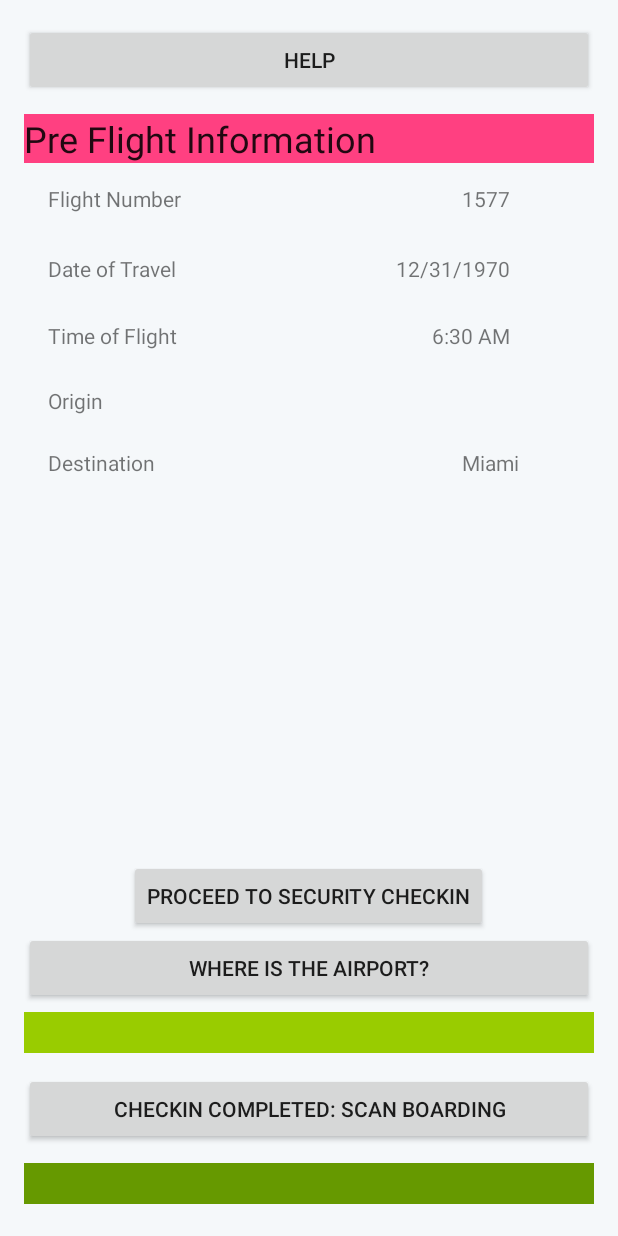
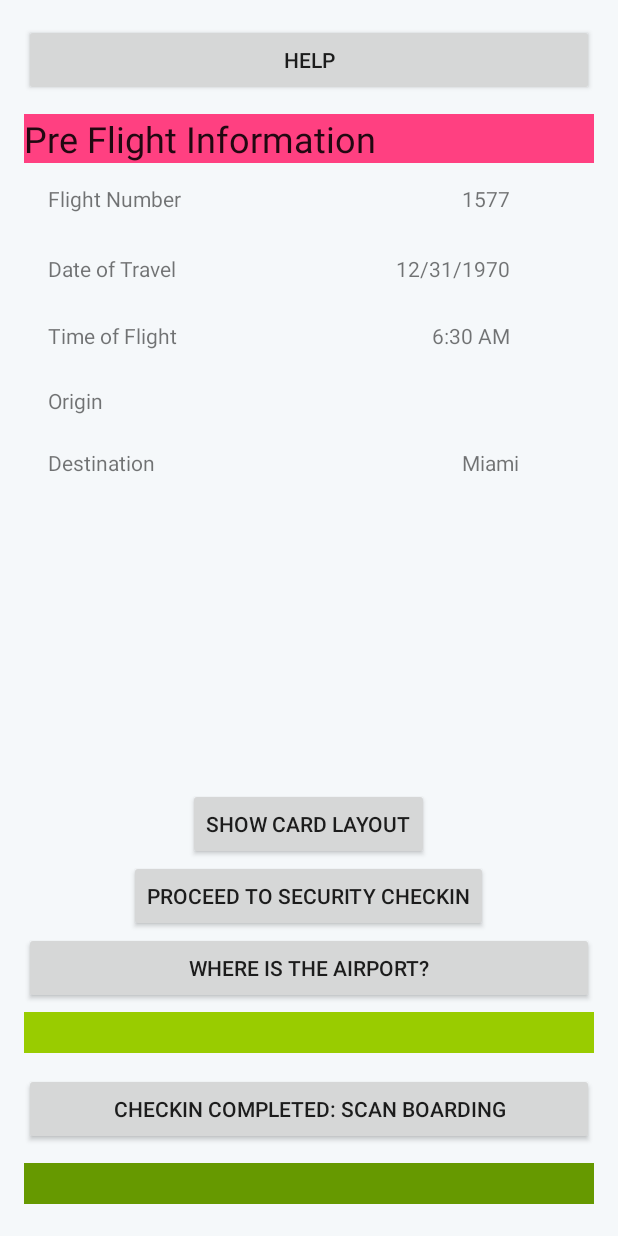
Before and after one commit to travelExotikos/Exotikos, an Android app: the MainActivity screen opened directly, with no data from a screen before it, on a phone screen of 412 x 824 dp. Run offline under Robolectric (Android 15) with nearby library versions, the phone set to English and light mode, and no system bars; our stand-ins replace ButterKnife, data binding; libraries missing offline, so code that uses them is left out: com.crashlytics.android, com.facebook.stetho, com.raizlabs.android, io.fabric.sdk, org.parceler and 2 more; 17 statements that could not run were skipped.

Commit message:
temp code for card layout

```diff
--- a/app/src/main/java/com/exotikosteam/exotikos/fragments/TravelPrepFragment.java
+++ b/app/src/main/java/com/exotikosteam/exotikos/fragments/TravelPrepFragment.java
@@ -101,6 +101,10 @@ public class TravelPrepFragment extends Fragment {
         prepFragmentBinding.btnSecurity.setOnClickListener(v -> {
             launchSecurityCheckin();
         });
+
+        prepFragmentBinding.btnTravelStatus.setOnClickListener(v -> {
+            listener.handleButtonsClicks("LaunchCardLayout", null);
+        });
     }
 
 
--- a/app/src/main/res/layout/fragment_travel_prep.xml
+++ b/app/src/main/res/layout/fragment_travel_prep.xml
@@ -183,5 +183,14 @@
             android:layout_centerHorizontal="true"
             android:id="@+id/btnSecurity" />
 
+        <Button
+            android:text="Show Card Layout"
+            android:layout_width="wrap_content"
+            android:layout_height="wrap_content"
+            android:layout_above="@+id/btnSecurity"
+            android:layout_centerHorizontal="true"
+            android:id="@+id/btnTravelStatus" />
+
+
     </RelativeLayout>
 </layout>
```
Also changed, not shown: app/src/main/java/com/exotikosteam/exotikos/activities/MainActivity.java (+7 -1 lines).
